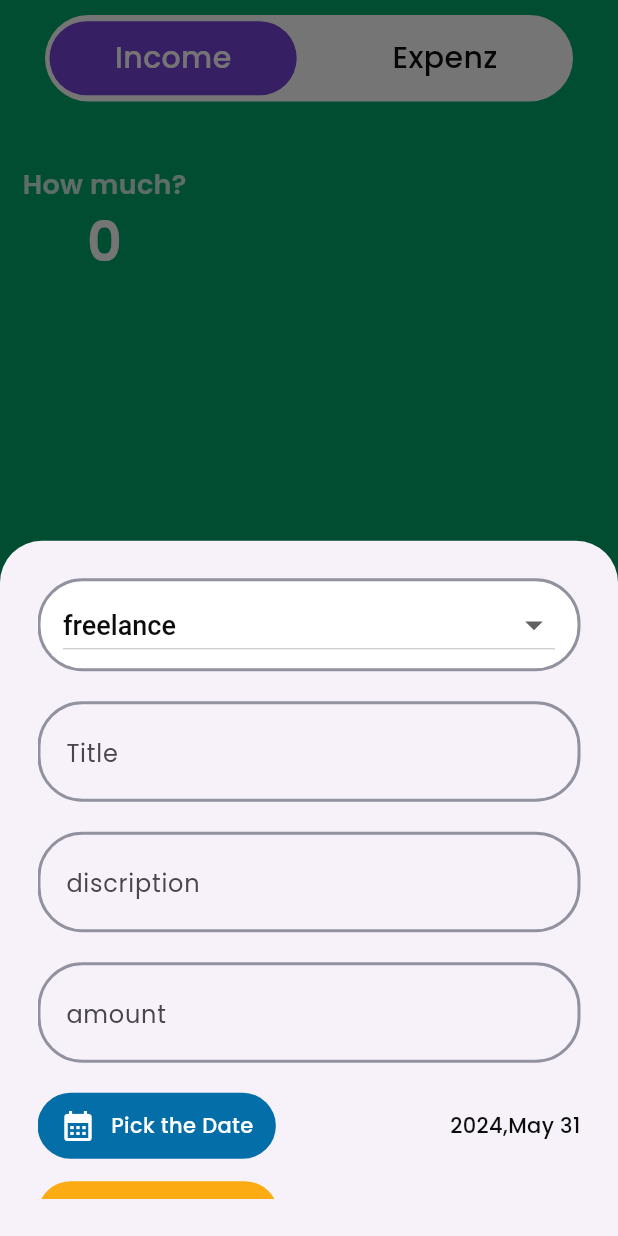
After one commit to uchamod/flutter-Expenz_Manager, a Flutter app: the AddingPage screen opened directly, after a tap on the "add" icon, on a phone screen of 412 x 824 dp. The commit adds this screen. Run offline on Flutter 3.47's test engine with Material 3 defaults, Android fonts, the phone set to English and light mode, and no system bars; our stand-ins replace fl_chart, shared_preferences, smooth_page_indicator; accounts and stored records are empty.

Commit message:
add itemadding forum and coustomize the adding page

```diff
--- a/lib/screens/addingpage.dart/adding.dart
+++ b/lib/screens/addingpage.dart/adding.dart
@@ -1,4 +1,6 @@
+import 'package:expenze_manager/screens/userdetails.dart';
 import 'package:expenze_manager/util/constants.dart';
+import 'package:expenze_manager/widgets/itemaddingform.dart';
 import 'package:flutter/material.dart';
 import 'package:flutter/widgets.dart';
 
@@ -12,6 +14,8 @@ class AddingPage extends StatefulWidget {
 class _AddingPageState extends State<AddingPage> {
   // income =0 expenz=1
   int _pageChecker = 0;
+  //show amount
+  double _showAmount = 0;
   @override
   Widget build(BuildContext context) {
     return Scaffold(
@@ -19,17 +23,17 @@ class _AddingPageState extends State<AddingPage> {
         body: SafeArea(
           child: Padding(
             padding: const EdgeInsets.symmetric(horizontal: 15, vertical: 10),
-            child: SingleChildScrollView(
-              //create a stack
+            //add main column
+            child: Column(
+              children: [
+                Expanded(
+                  //stack
                   child: Stack(
                     children: [
                       //first layer
                       Padding(
                         padding: const EdgeInsets.symmetric(horizontal: 15),
-                    child: Column(
-                      children: [
-                        //togle button
-                        Container(
+                        child: Container(
                           height: MediaQuery.of(context).size.height * 0.07,
                           decoration: BoxDecoration(
                               borderRadius: BorderRadius.circular(30),
@@ -102,12 +106,58 @@ class _AddingPageState extends State<AddingPage> {
                               ],
                             ),
                           ),
-                        )
+                        ),
+                      ),
+
+                      Positioned(
+                        top: 100,
+                        child: Column(
+                          children: [
+                            Text(
+                              "How much?",
+                              style: TextStyle(
+                                  color: kcButtonText.withOpacity(0.8),
+                                  fontSize: 18,
+                                  fontWeight: FontWeight.w600),
+                            ),
+                            Text(
+                              _showAmount.toInt().toString(),
+                              style: TextStyle(
+                                  color: kcButtonText,
+                                  fontSize: 36,
+                                  fontWeight: FontWeight.w600),
+                            ),
                           ],
                         ),
-                  )
+                      ),
+                      //second layer
+                      Positioned(
+                          bottom: 20,
+                          right: 15,
+                          child: FloatingActionButton(
+                            backgroundColor: kcButtonText,
+                            splashColor: kcDiscription,
+                            child: Icon(
+                              Icons.add,
+                              size: 35,
+                              color: kcButtonBlue,
+                            ),
+                            //modalbuttonsheet for show the expenz adding form
+                            onPressed: () {
+                              showModalBottomSheet(
+                                  context: context,
+                                  builder: (context) {
+                                    //form sheet
+                                    return ItemAddingForm(
+                                      checker: _pageChecker,
+                                    );
+                                  });
+                            },
+                          ))
                     ],
                   ),
+                ),
+              ],
             ),
           ),
         ));
--- a/lib/screens/transactionpage/transaction.dart
+++ b/lib/screens/transactionpage/transaction.dart
@@ -1,3 +1,4 @@
+import 'package:expenze_manager/util/constants.dart';
 import 'package:flutter/material.dart';
 
 class TransactionPage extends StatefulWidget {
@@ -10,16 +11,24 @@ class TransactionPage extends StatefulWidget {
 class _TransactionPageState extends State<TransactionPage> {
   @override
   Widget build(BuildContext context) {
-    return const Scaffold(
-      backgroundColor: Colors.white,
-      body: Padding(
-        padding: EdgeInsets.all(15),
-        child: Center(
-          child: Column(
-            mainAxisAlignment: MainAxisAlignment.center,
-            children: [
-              Text("this is tranaction page"),
-            ],
+    return SafeArea(
+      child: Scaffold(
+        backgroundColor: Colors.white,
+        body: Padding(
+          padding: const EdgeInsets.symmetric(horizontal: 15, vertical: 5),
+          child: SingleChildScrollView(
+            child: Column(
+              mainAxisAlignment: MainAxisAlignment.start,
+              children: [
+                Text(
+                  "See your financial report",
+                  style: TextStyle(
+                      fontSize: 18,
+                      fontWeight: FontWeight.w600,
+                      color: kcButtonBlue),
+                ),
+              ],
+            ),
           ),
         ),
       ),
--- a/lib/screens/userdetails.dart
+++ b/lib/screens/userdetails.dart
@@ -72,6 +72,7 @@ class _UserDetailsState extends State<UserDetails> {
                   children: [
                     //text field for username
                     UserDetailFormFiled(
+                      borderRad: 15,
                       showText: false,
                       inputType: TextInputType.name,
                       inputAction: TextInputAction.next,
@@ -90,6 +91,7 @@ class _UserDetailsState extends State<UserDetails> {
                     ),
                     //text field for user email
                     UserDetailFormFiled(
+                      borderRad: 15,
                       showText: false,
                       inputType: TextInputType.emailAddress,
                       inputAction: TextInputAction.next,
@@ -103,6 +105,7 @@ class _UserDetailsState extends State<UserDetails> {
                     ),
                     //text filed for password
                     UserDetailFormFiled(
+                      borderRad: 15,
                       showText: isvisible,
                       inputType: TextInputType.text,
                       inputAction: TextInputAction.next,
@@ -133,6 +136,7 @@ class _UserDetailsState extends State<UserDetails> {
                     ),
                     //text filed for confirm password
                     UserDetailFormFiled(
+                      borderRad: 15,
                       showText: isvisibleCorrect,
                       inputType: TextInputType.text,
                       inputAction: TextInputAction.done,
--- a/lib/util/constants.dart
+++ b/lib/util/constants.dart
@@ -5,5 +5,7 @@ Color kcHedingBlack = const Color(0xff0C0C0C);
 Color kcDiscription = const Color(0xff91919F);
 Color kcButtonText = const Color(0xffFFFFFF);
 Color kcTextFiledBorder = const Color(0xff91919F);
-Color kcCardGreen = const Color(0xff65B741);
-Color kcCardRed = const Color(0xffFF0000);
+Color kcCardGreen = const Color(0xff00A86B);
+Color kcCardRed = const Color(0xffFD3C4A);
+Color kcCardyellow = const Color(0xffFCAC12);
+Color kcCardlightblue = const Color.fromARGB(255, 3, 110, 168);
--- a/lib/widgets/form_textfiled.dart
+++ b/lib/widgets/form_textfiled.dart
@@ -18,6 +18,7 @@ class UserDetailFormFiled extends StatefulWidget {
   final bool showText;
   final bool Function()? isVisible;
   final conditionWidget;
+  final double borderRad;
   const UserDetailFormFiled({
     super.key,
     required this.hintText,
@@ -30,6 +31,7 @@ class UserDetailFormFiled extends StatefulWidget {
     this.icon,
     this.isVisible,
     this.conditionWidget,
+    required this.borderRad,
   });
 
   @override
@@ -57,17 +59,17 @@ class _UserDetailFormFiledState extends State<UserDetailFormFiled> {
             const EdgeInsets.symmetric(horizontal: 15, vertical: 20),
         //disable underline border
         border: OutlineInputBorder(
-          borderRadius: BorderRadius.circular(15),
+          borderRadius: BorderRadius.circular(widget.borderRad),
           borderSide: BorderSide(color: kcTextFiledBorder),
         ),
         //active border decoration
         enabledBorder: OutlineInputBorder(
-          borderRadius: BorderRadius.circular(15),
+          borderRadius: BorderRadius.circular(widget.borderRad),
           borderSide: BorderSide(color: kcTextFiledBorder, width: 2),
         ),
         //focus border decoration
         focusedBorder: OutlineInputBorder(
-          borderRadius: BorderRadius.circular(15),
+          borderRadius: BorderRadius.circular(widget.borderRad),
           borderSide: BorderSide(color: kcTextFiledBorder),
         ),
       ),
--- /dev/null
+++ b/lib/widgets/itemaddingform.dart
@@ -0,0 +1,286 @@
+import 'package:expenze_manager/model/incomemodel.dart';
+import 'package:expenze_manager/util/constants.dart';
+import 'package:expenze_manager/widgets/form_textfiled.dart';
+import 'package:expenze_manager/widgets/shared_button.dart';
+import 'package:flutter/material.dart';
+import 'package:intl/intl.dart';
+
+class ItemAddingForm extends StatefulWidget {
+  final int checker;
+  const ItemAddingForm({super.key, required this.checker});
+
+  @override
+  State<ItemAddingForm> createState() => _ItemAddingFormState();
+}
+
+class _ItemAddingFormState extends State<ItemAddingForm> {
+  //variables
+  //key for the form
+  final _validationKey = GlobalKey<FormState>();
+  //border radious
+  final double borderRadius = 30;
+  //text feild controllers
+  final TextEditingController _titleController = TextEditingController();
+  // ignore: non_constant_identifier_names
+  final TextEditingController _DiscriptionController = TextEditingController();
+  final TextEditingController _amountCotroller = TextEditingController();
+
+  //initial date
+  final DateTime _currentDate = DateTime.now();
+  final DateTime _firstDate = DateTime(
+      DateTime.now().year - 1, DateTime.now().month, DateTime.now().day);
+  final DateTime _lastDate = DateTime(
+      DateTime.now().year + 1, DateTime.now().month, DateTime.now().day);
+  DateTime _selecteDate =
+      DateTime(DateTime.now().year, DateTime.now().month, DateTime.now().day);
+  //set the dateformat
+  final DateFormat dateFomatter = DateFormat("y,MMMM dd");
+  incomeCategory category = incomeCategory.freelance;
+  //get current time
+  TimeOfDay _selectedTime = TimeOfDay.now();
+  //dispose
+  @override
+  void dispose() {
+    _titleController.dispose();
+    _DiscriptionController.dispose();
+    _amountCotroller.dispose();
+    super.dispose();
+  }
+
+  @override
+  Widget build(BuildContext context) {
+    String _selectedFormateDate = dateFomatter.format(_selecteDate);
+    return Padding(
+      padding: const EdgeInsets.symmetric(horizontal: 25, vertical: 25),
+      child: SingleChildScrollView(
+        child: Form(
+          key: _validationKey,
+          child: Column(
+            crossAxisAlignment: CrossAxisAlignment.start,
+            children: [
+              //dropdown list
+              Container(
+                padding:
+                    const EdgeInsets.symmetric(horizontal: 15, vertical: 5),
+                decoration: BoxDecoration(
+                  color: kcButtonText,
+                  borderRadius: BorderRadius.circular(borderRadius),
+                  border: Border.all(width: 2, color: kcDiscription),
+                ),
+                child: Expanded(
+                  child: DropdownButton<incomeCategory>(
+                    value: category,
+                    dropdownColor: kcButtonText,
+                    elevation: 20,
+                    isExpanded: true,
+                    // menuMaxHeight: 200,
+                    icon: const Icon(Icons.arrow_drop_down_outlined),
+                    iconSize: 28,
+                    style: TextStyle(
+                        fontSize: 18,
+                        fontWeight: FontWeight.w500,
+                        color: kcHedingBlack),
+                    items: incomeCategory.values
+                        .map(
+                          (incomeCategory newCategory) => DropdownMenuItem(
+                            value: newCategory,
+                            child: Text(newCategory.name),
+                          ),
+                        )
+                        .toList(),
+                    onChanged: (value) {
+                      setState(() {
+                        category = value!;
+                      });
+                    },
+                  ),
+                ),
+              ),
+              const SizedBox(
+                height: 20,
+              ),
+              UserDetailFormFiled(
+                borderRad: borderRadius,
+                hintText: "Title",
+                errorMassage: "pleas fill the record",
+                textController: _titleController,
+                showText: true,
+                isvaild: (value) {
+                  if (value!.isEmpty) {
+                    return "pleas fill the record";
+                  }
+                },
+              ),
+              const SizedBox(
+                height: 20,
+              ),
+              UserDetailFormFiled(
+                borderRad: borderRadius,
+                hintText: "discription",
+                errorMassage: "pleas fill the record",
+                textController: _DiscriptionController,
+                showText: true,
+                isvaild: (value) {
+                  if (value!.isEmpty) {
+                    return "pleas fill the record";
+                  }
+                },
+              ),
+              const SizedBox(
+                height: 20,
+              ),
+              UserDetailFormFiled(
+                borderRad: borderRadius,
+                hintText: "amount",
+                errorMassage: "pleas fill the record",
+                textController: _amountCotroller,
+                showText: true,
+                isvaild: (value) {
+                  if (value!.isEmpty) {
+                    return "pleas fill the record";
+                  }
+                },
+              ),
+              const SizedBox(
+                height: 20,
+              ),
+              //date picking row
+              Row(
+                mainAxisAlignment: MainAxisAlignment.spaceBetween,
+                children: [
+                  GestureDetector(
+                    //show calender
+                    onTap: () {
+                      _showdatePicker();
+                    },
+                    child: Container(
+                      padding: const EdgeInsets.symmetric(
+                          horizontal: 15, vertical: 10),
+                      decoration: BoxDecoration(
+                          borderRadius: BorderRadius.circular(30),
+                          color: kcCardlightblue),
+                      child: Row(
+                        mainAxisAlignment: MainAxisAlignment.spaceAround,
+                        children: [
+                          Icon(
+                            Icons.calendar_month,
+                            size: 24,
+                            color: kcButtonText,
+                          ),
+                          const SizedBox(width: 10),
+                          Text(
+                            "Pick the Date",
+                            style: TextStyle(
+                                color: kcButtonText,
+                                fontSize: 14,
+                                fontWeight: FontWeight.w500),
+                          ),
+                        ],
+                      ),
+                    ),
+                  ),
+                  Text(
+                    _selectedFormateDate,
+                    style: TextStyle(
+                        color: kcHedingBlack,
+                        fontSize: 14,
+                        fontWeight: FontWeight.w500),
+                  ),
+                ],
+              ),
+              const SizedBox(
+                height: 15,
+              ),
+              //time picking row
+              Row(
+                mainAxisAlignment: MainAxisAlignment.spaceBetween,
+                children: [
+                  GestureDetector(
+                    //show calender
+                    onTap: () {
+                      _showtimePicker();
+                    },
+                    child: Container(
+                      padding: const EdgeInsets.symmetric(
+                          horizontal: 15, vertical: 10),
+                      decoration: BoxDecoration(
+                          borderRadius: BorderRadius.circular(30),
+                          color: kcCardyellow),
+                      child: Row(
+                        mainAxisAlignment: MainAxisAlignment.spaceAround,
+                        children: [
+                          Icon(
+                            Icons.watch_later_outlined,
+                            size: 24,
+                            color: kcButtonText,
+                          ),
+                          const SizedBox(
+                            width: 10,
+                          ),
+                          Text(
+                            "Pick the Time",
+                            style: TextStyle(
+                                color: kcButtonText,
+                                fontSize: 14,
+                                fontWeight: FontWeight.w500),
+                          ),
+                        ],
+                      ),
+                    ),
+                  ),
+                  Text(
+                    "${_selectedTime.hour} : ${_selectedTime.minute}",
+                    style: TextStyle(
+                        color: kcHedingBlack,
+                        fontSize: 14,
+                        fontWeight: FontWeight.w500),
+                  ),
+                ],
+              ),
+              const SizedBox(
+                height: 20,
+              ),
+              Divider(
+                color: kcDiscription,
+                height: 2,
+              ),
+              const SizedBox(
+                height: 20,
+              ),
+              CoustomButton(
+                  text: "Add",
+                  buttonColor: widget.checker == 0 ? kcCardGreen : kcCardRed),
+            ],
+          ),
+        ),
+      ),
+    );
+  }
+
+  //functions
+  //to show the calender
+  Future<void> _showdatePicker() async {
+    try {
+      final setdate = await showDatePicker(
+          context: context,
+          firstDate: _firstDate,
+          lastDate: _lastDate,
+          currentDate: _currentDate);
+      //update the date
+      setState(() {
+        _selecteDate = setdate!;
+      });
+    } catch (err) {}
+  }
+
+  //to show the time
+  Future<void> _showtimePicker() async {
+    try {
+      final settime =
+          await showTimePicker(context: context, initialTime: _selectedTime);
+      setState(() {
+        _selectedTime = settime!;
+      });
+    } catch (err) {}
+  }
+}
--- a/pubspec.yaml
+++ b/pubspec.yaml
@@ -39,6 +39,7 @@ dependencies:
   shared_preferences: ^2.2.3
   persistent_bottom_nav_bar: ^5.0.2
   fl_chart: ^0.68.0
+  intl: ^0.19.0
 
 dev_dependencies:
   flutter_test:
```
Also changed, not shown: lib/widgets/reusableitem.dart (added), pubspec.lock. Lines whose indentation alone changed are shown as unchanged.
